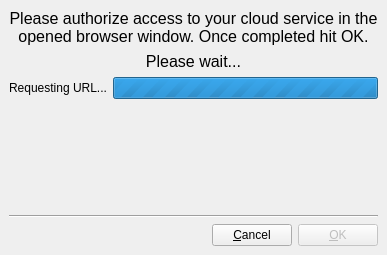
Qt form ui/syncconfigdialog.ui (giowck/symphytum) before a commit.
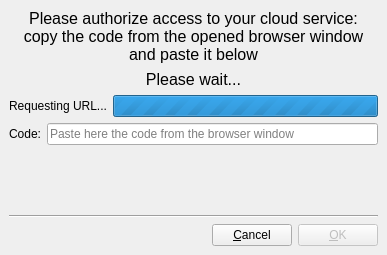
The same form after that commit. The open tabs and pages were chosen to show the change.

Patch:
```diff
--- a/ui/syncconfigdialog.ui
+++ b/ui/syncconfigdialog.ui
@@ -137,7 +137,7 @@
           <string notr="true">font-size: 16px;</string>
          </property>
          <property name="text">
-          <string>Please authorize access to your cloud service in the opened browser window. Once completed hit OK.</string>
+          <string>Please authorize access to your cloud service: &lt;br /&gt; copy the code from the opened browser window and paste it below</string>
          </property>
          <property name="alignment">
           <set>Qt::AlignCenter</set>
@@ -184,6 +184,27 @@
          </item>
         </layout>
        </item>
+       <item>
+        <layout class="QHBoxLayout" name="horizontalLayout_7">
+         <item>
+          <widget class="QLabel" name="codeLabel">
+           <property name="text">
+            <string>Code:</string>
+           </property>
+           <property name="buddy">
+            <cstring>codeLineEdit</cstring>
+           </property>
+          </widget>
+         </item>
+         <item>
+          <widget class="QLineEdit" name="codeLineEdit">
+           <property name="placeholderText">
+            <string>Paste here the code from the browser window</string>
+           </property>
+          </widget>
+         </item>
+        </layout>
+       </item>
        <item>
         <spacer name="verticalSpacer_2">
          <property name="orientation">
@@ -192,7 +213,7 @@
          <property name="sizeHint" stdset="0">
           <size>
            <width>20</width>
-           <height>82</height>
+           <height>40</height>
           </size>
          </property>
         </spacer>
```
Left out of the diff: 30 changed lines with no effect on the pictures.
